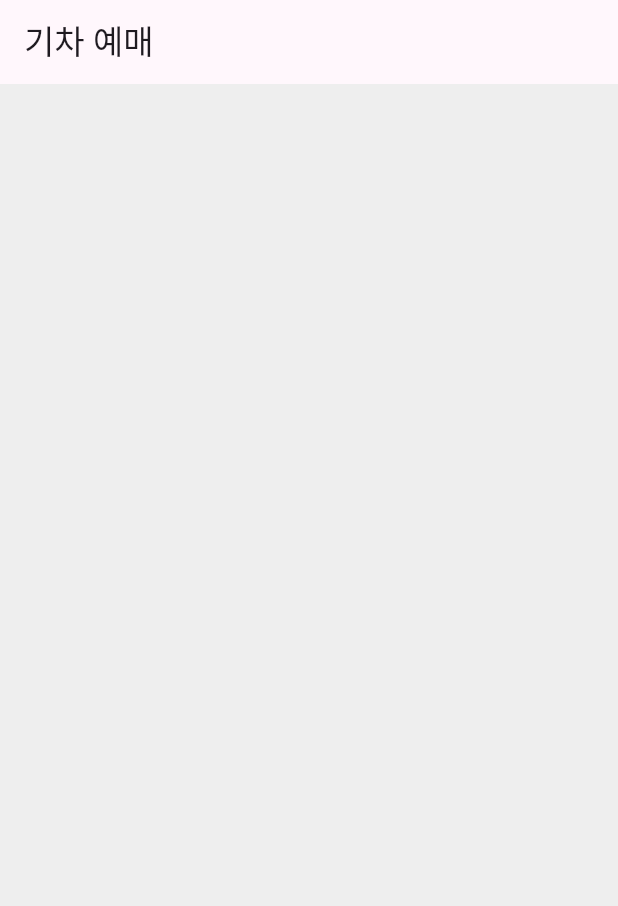
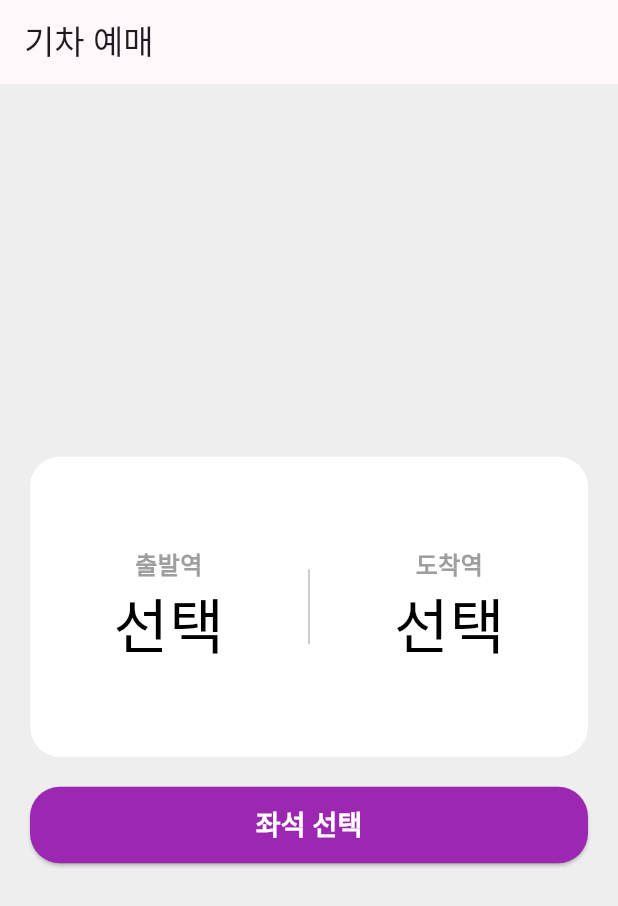
Before and after one commit to daehan-lim/flutter-train-app, a Flutter app: the screen it shows after launch, on a phone screen of 412 x 824 dp. Shown: the top 906 px of the screen. Run offline on Flutter 3.47's test engine with Material 3 defaults, Android fonts, the phone set to English and light mode, and no system bars.

Commit message:
feat: Add static HomePage layout with Stless Widget

```diff
--- a/lib/app/app_theme.dart
+++ b/lib/app/app_theme.dart
@@ -6,8 +6,10 @@ class AppTheme {
   static ThemeData buildTheme(Brightness brightness) {
     final isDark = brightness == Brightness.dark;
     final outlineColor = isDark ? Colors.white38 : Colors.black38;
-    final outlinedBorderColor = isDark ? Colors.white30 : Colors.black;
-    final textColor = isDark ? Colors.white : Colors.black;
+    final surfaceColor = isDark ? AppColors.boxBackgroundDark : Colors.white;
+    final dividerColor =
+        isDark ? AppColors.dividerDark : AppColors.dividerLight;
+    final appBarColor = isDark ? AppColors.darkBackground : AppColors.primary;
 
     return ThemeData(
       useMaterial3: true,
@@ -16,8 +18,25 @@ class AppTheme {
         seedColor: AppColors.primary,
         brightness: brightness,
         outline: outlineColor,
+        surface: surfaceColor,
       ).copyWith(primary: AppColors.primary),
       highlightColor: AppColors.primary,
+      dividerColor: dividerColor,
+
+      appBarTheme: AppBarTheme(backgroundColor: appBarColor),
+
+      elevatedButtonTheme: ElevatedButtonThemeData(
+        style: ElevatedButton.styleFrom(
+          backgroundColor: AppColors.button,
+          foregroundColor: Colors.white,
+          shape: RoundedRectangleBorder(
+            borderRadius: BorderRadius.circular(20),
+          ),
+          padding: EdgeInsets.symmetric(vertical: 12),
+          minimumSize: Size.zero,
+          tapTargetSize: MaterialTapTargetSize.shrinkWrap,
+        ),
+      ),
     );
   }
 
--- a/lib/app/constants/app_colors.dart
+++ b/lib/app/constants/app_colors.dart
@@ -1,10 +1,14 @@
-import 'dart:ui';
-
 import 'package:flutter/material.dart';
 
 class AppColors {
+  // Colors in AppTheme
   static const primary = Color(0xFFFEF8FA);
+  static const dividerLight = Color(0xFFBDBDBD); // Colors.grey[400]
+  static const dividerDark = Colors.white; // Colors.grey[400]
+  static const button = Colors.purple;
+  static const boxBackgroundDark = Color(0xFF424242);
+
+  // Colors used directly in pages
   static const darkBackground = Color(0xFF161217);
-
-  static const greyBackground = Color(0xFFEEEEEE); // Same as Colors.grey[200] but constant
+  static const greyBackground = Color(0xFFEEEEEE,); // Same as Colors.grey[200] but constant
 }
--- a/lib/app/constants/app_strings.dart
+++ b/lib/app/constants/app_strings.dart
@@ -1,3 +1,8 @@
 class AppStrings {
   static const homeTitle = '기차 예매';
+
+  static const departureStation = '출발역';
+  static const arrivalStation = '도착역';
+  static const select = '선택';
+  static const selectSeat = '좌석 선택';
 }
--- /dev/null
+++ b/lib/app/constants/styles.dart
@@ -0,0 +1,23 @@
+import 'package:flutter/material.dart';
+import 'package:flutter_train_app/app/app_theme.dart';
+
+class AppStyles {
+  static const arrivalDepartureText = TextStyle(
+    fontSize: 16,
+    color: Colors.grey,
+    fontWeight: FontWeight.bold,
+  );
+
+  static const seatSelectButtonText = TextStyle(
+    fontSize: 18,
+    fontWeight: FontWeight.bold,
+    color: Colors.white
+  );
+
+  static getSelectedStationText(BuildContext context) {
+    return TextStyle(
+      fontSize: 40,
+      color: AppTheme.isDark(context) ? Colors.white : Colors.black,
+    );
+  }
+}
--- a/lib/ui/home/home_page.dart
+++ b/lib/ui/home/home_page.dart
@@ -1,6 +1,7 @@
 import 'package:flutter/material.dart';
 import 'package:flutter_train_app/app/app_theme.dart';
 import 'package:flutter_train_app/app/constants/app_strings.dart';
+import 'package:flutter_train_app/app/constants/styles.dart';
 
 import '../../app/constants/app_colors.dart';
 
@@ -15,7 +16,58 @@ class HomePage extends StatelessWidget {
               ? AppColors.darkBackground
               : AppColors.greyBackground,
       appBar: AppBar(title: Text(AppStrings.homeTitle)),
-      body: Column(),
+      body: Padding(
+        padding: const EdgeInsets.all(20),
+        child: Column(
+          mainAxisAlignment: MainAxisAlignment.center,
+          crossAxisAlignment: CrossAxisAlignment.stretch,
+          children: [
+            Container(
+              height: 200,
+              decoration: BoxDecoration(
+                color: Theme.of(context).colorScheme.surface,
+                borderRadius: BorderRadius.circular(20),
+              ),
+              child: Row(
+                mainAxisAlignment: MainAxisAlignment.spaceEvenly,
+                children: [
+                  StationSelectTexts(AppStrings.departureStation),
+                  SizedBox(
+                    height: 50,
+                    child: VerticalDivider(
+                      width: 2,
+                      color: Theme.of(context).dividerColor,
+                    ),
+                  ),
+                  StationSelectTexts(AppStrings.arrivalStation),
+                ],
+              ),
+            ),
+            SizedBox(height: 20),
+            ElevatedButton(
+              onPressed: () {},
+              child: Text(AppStrings.selectSeat, style: AppStyles.seatSelectButtonText,),
+            ),
+          ],
+        ),
+      ),
     );
   }
 }
+
+class StationSelectTexts extends StatelessWidget {
+  final String departureArrival;
+
+  const StationSelectTexts(this.departureArrival, {super.key});
+
+  @override
+  Widget build(BuildContext context) {
+    return Column(
+      mainAxisAlignment: MainAxisAlignment.center,
+      children: [
+        Text(departureArrival, style: AppStyles.arrivalDepartureText),
+        Text(AppStrings.select, style: AppStyles.getSelectedStationText(context)),
+      ],
+    );
+  }
+}
```
